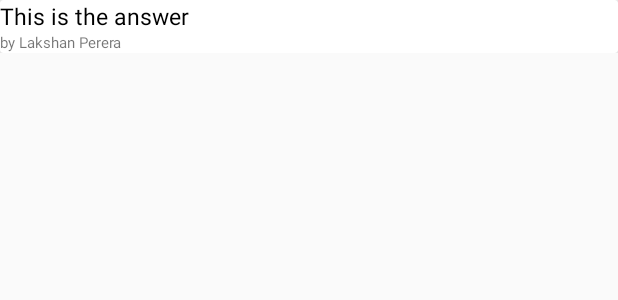
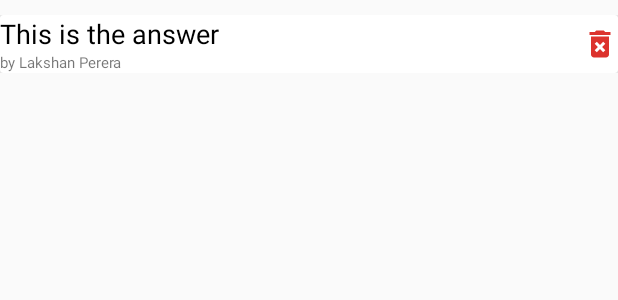
Before and after one commit to VidulaDakshitha/Question-Answer-mobile-app-using-Android-studio, an Android app: the layout answer_layout.xml on its own in the app's theme, with its tools: preview values and no code run, on a phone screen of 412 x 824 dp. Shown: the top 300 px of the screen. Run offline under Robolectric (Android 15) with nearby library versions, the phone set to English and light mode, and no system bars.

Commit message:
implemented ability to delete answers

```diff
--- /dev/null
+++ b/app/src/main/res/drawable/ic_delete_forever_black_24dp.xml
@@ -0,0 +1,5 @@
+<vector android:height="24dp" android:tint="#DC322D"
+    android:viewportHeight="24.0" android:viewportWidth="24.0"
+    android:width="24dp" xmlns:android="http://schemas.android.com/apk/res/android">
+    <path android:fillColor="#FF000000" android:pathData="M6,19c0,1.1 0.9,2 2,2h8c1.1,0 2,-0.9 2,-2L18,7L6,7v12zM8.46,11.88l1.41,-1.41L12,12.59l2.12,-2.12 1.41,1.41L13.41,14l2.12,2.12 -1.41,1.41L12,15.41l-2.12,2.12 -1.41,-1.41L10.59,14l-2.13,-2.12zM15.5,4l-1,-1h-5l-1,1L5,4v2h14L19,4z"/>
+</vector>
--- a/app/src/main/res/layout/activity_view_question.xml
+++ b/app/src/main/res/layout/activity_view_question.xml
@@ -42,8 +42,8 @@
 
     <TextView
         android:id="@+id/description"
-        android:layout_width="387dp"
-        android:layout_height="172dp"
+        android:layout_width="0dp"
+        android:layout_height="wrap_content"
         android:layout_marginStart="8dp"
         android:layout_marginTop="40dp"
         android:layout_marginEnd="8dp"
@@ -63,7 +63,7 @@
         app:layout_constraintEnd_toEndOf="parent"
         app:layout_constraintStart_toStartOf="parent"
         app:layout_constraintTop_toTopOf="parent"
-        app:layout_constraintVertical_bias="0.054" />
+        app:layout_constraintVertical_bias="0.023" />
 
     <View
         android:id="@+id/divider"
--- a/app/src/main/res/layout/answer_layout.xml
+++ b/app/src/main/res/layout/answer_layout.xml
@@ -1,11 +1,16 @@
 <?xml version="1.0" encoding="utf-8"?>
 <LinearLayout xmlns:android="http://schemas.android.com/apk/res/android"
-    android:orientation="vertical" android:layout_width="match_parent"
-    android:layout_height="wrap_content">
+    xmlns:app="http://schemas.android.com/apk/res-auto"
+    android:orientation="vertical"
+    android:layout_width="match_parent"
+    android:layout_height="wrap_content"
+
+    android:layout_marginTop="10dp">
 
     <androidx.cardview.widget.CardView
         android:layout_width="match_parent"
-        android:layout_height="wrap_content">
+        android:layout_height="wrap_content"
+        app:cardBackgroundColor="#ffffff">
         <LinearLayout
             android:layout_width="match_parent"
             android:layout_height="wrap_content"
@@ -16,7 +21,7 @@
                 android:layout_width="match_parent"
                 android:layout_height="wrap_content"
                 android:text="This is the answer"
-                android:textSize="15dp"
+                android:textSize="18dp"
                 android:textColor="#000"
                 />
 
@@ -29,5 +34,15 @@
                 />
 
         </LinearLayout>
+
+        <ImageButton
+            android:id="@+id/btnDelete"
+            android:layout_width="wrap_content"
+            android:layout_height="wrap_content"
+            android:layout_gravity="end|center_vertical"
+            android:background="@android:color/transparent"
+            android:src="@drawable/ic_delete_forever_black_24dp"
+            android:text="Delete"
+            android:visibility="visible" />
     </androidx.cardview.widget.CardView>
 </LinearLayout>
```
Also changed, not shown: app/src/main/java/com/example/madforumapp/AskFragment.java (+11 -0 lines), app/src/main/java/com/example/madforumapp/ViewQuestion.java (+26 -3 lines), app/src/main/res/layout/fragment_home.xml (+18 -17 lines), app/src/main/res/layout/question_layout.xml (+20 -14 lines).
